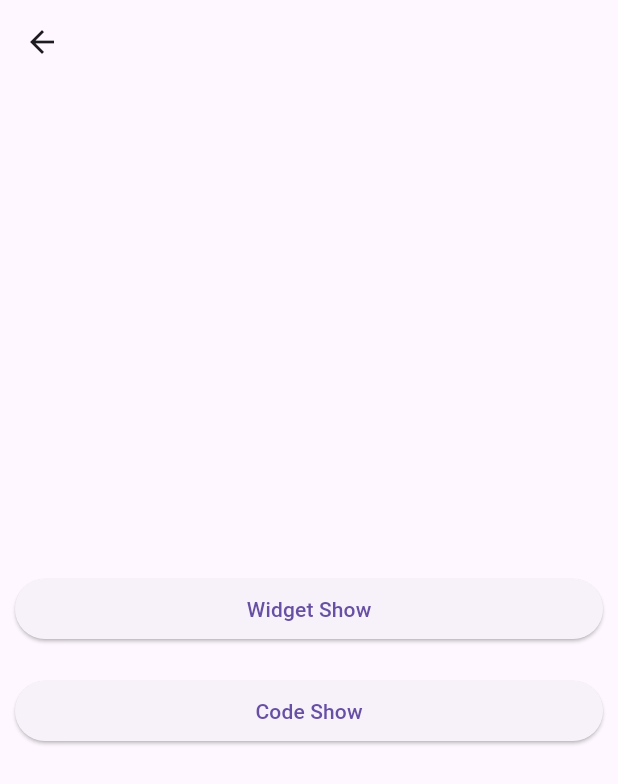
After one commit to JakariaKhan-CSE/Top-Flutter-Widget, a Flutter app: the screen it shows after launch, after a tap on "13. Aspect Ration", on a phone screen of 412 x 824 dp. The commit adds this screen. Shown: the top 784 px of the screen. Run offline on Flutter 3.47's test engine with Material 3 defaults, Android fonts, the phone set to English and light mode, and no system bars.

Commit message:
Aspect Ration.

```diff
--- a/lib/home_page.dart
+++ b/lib/home_page.dart
@@ -1,5 +1,6 @@
 import 'package:every_flutter_widget/ui/Animated%20Cross%20Fade/btn.dart';
 import 'package:every_flutter_widget/ui/AnimatedDefaultTextStyle/btn.dart';
+import 'package:every_flutter_widget/ui/Aspect%20Ratio/btn.dart';
 import 'package:every_flutter_widget/ui/Drag%20Target/btn.dart';
 import 'package:every_flutter_widget/ui/Draggable%20Scrollable%20Sheet/btn.dart';
 import 'package:every_flutter_widget/ui/Long%20Press%20Draggable/LongPressDraggableBtn.dart';
@@ -171,6 +172,18 @@ class HomePage extends StatelessWidget {
                           ));
                     },
                     child: Text('12. Animated Default TextStyle')),
+                SizedBox(height: 10,),
+                ElevatedButton(
+                    style: ElevatedButton.styleFrom(
+                        minimumSize: const Size(double.infinity, 40)),
+                    onPressed: () {
+                      Navigator.push(
+                          context,
+                          MaterialPageRoute(
+                            builder: (context) => AspectRationBtn(),
+                          ));
+                    },
+                    child: Text('13. Aspect Ration')),
               ],
             ),
           ),
--- /dev/null
+++ b/lib/ui/Aspect Ratio/btn.dart
@@ -0,0 +1,92 @@
+import 'package:every_flutter_widget/ui/Animated%20Cross%20Fade/widget.dart';
+import 'package:every_flutter_widget/ui/AnimatedDefaultTextStyle/widget.dart';
+import 'package:every_flutter_widget/ui/Aspect%20Ratio/widget.dart';
+import 'package:every_flutter_widget/ui/Drag%20Target/widget.dart';
+import 'package:every_flutter_widget/ui/Draggable%20Scrollable%20Sheet/widget.dart';
+import 'package:every_flutter_widget/ui/Long%20Press%20Draggable/long_press_draggable_widget.dart';
+import 'package:every_flutter_widget/ui/Pop%20Up%20Menu/widget.dart';
+import 'package:every_flutter_widget/ui/Reorderable%20List%20View/widget.dart';
+import 'package:every_flutter_widget/ui/alert%20dialog/widget.dart';
+import 'package:every_flutter_widget/ui/common/codeshow.dart';
+import 'package:every_flutter_widget/ui/interactive%20viewer/interactiveViewerWidget.dart';
+import 'package:every_flutter_widget/ui/preferred%20Size/preferred_size_widget.dart';
+import 'package:every_flutter_widget/ui/table/widget.dart';
+import 'package:flutter/material.dart';
+
+class AspectRationBtn extends StatelessWidget {
+  final String text = '''import 'package:flutter/material.dart';
+
+class AspectRationWidget extends StatefulWidget {
+  const AspectRationWidget({super.key});
+
+  @override
+  State<AspectRationWidget> createState() => _AspectRationWidgetState();
+}
+
+class _AspectRationWidgetState extends State<AspectRationWidget> {
+  @override
+  Widget build(BuildContext context) {
+    return Scaffold(
+      body: SafeArea(
+          child: Container(
+            color: Colors.orangeAccent,
+            alignment: Alignment.center,
+            width: double.infinity,
+             height: 150,
+           // height: 300,
+            child: AspectRatio(
+              // such as 16:9, where the first number represents the width and the second represents the height
+                aspectRatio: 16/9,  // TV and monitor Aspect ration
+              child: Container(
+color: Colors.blueGrey,
+              ),
+            ),
+          )),
+    );
+  }
+}
+ ''';
+  const AspectRationBtn({super.key});
+
+  @override
+  Widget build(BuildContext context) {
+    return Scaffold(
+      appBar: AppBar(),
+      body: Padding(
+        padding: const EdgeInsets.all(10.0),
+        child: Column(
+          mainAxisAlignment: MainAxisAlignment.center,
+          crossAxisAlignment: CrossAxisAlignment.center,
+          children: [
+            ElevatedButton(
+                style: ElevatedButton.styleFrom(
+                    minimumSize: const Size(double.infinity, 40)),
+                onPressed: () {
+                  Navigator.push(
+                      context,
+                      MaterialPageRoute(
+                        builder: (context) => AspectRationWidget(),
+                      ));
+                },
+                child: Text('Widget Show')),
+            SizedBox(
+              height: 20,
+            ),
+            ElevatedButton(
+                style: ElevatedButton.styleFrom(
+                    minimumSize: const Size(double.infinity, 40)),
+                onPressed: () {
+                  Navigator.push(
+                      context,
+                      MaterialPageRoute(
+                        builder: (context) =>
+                            CodeShow(code: text, name: 'Aspect Ration'),
+                      ));
+                },
+                child: Text('Code Show')),
+          ],
+        ),
+      ),
+    );
+  }
+}
```
Also changed, not shown: lib/ui/Aspect Ratio/widget.dart (added, +31 -0 lines).
